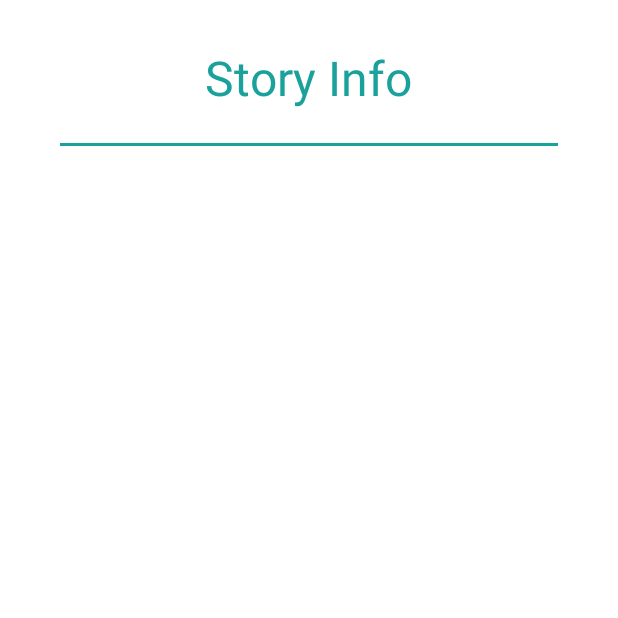
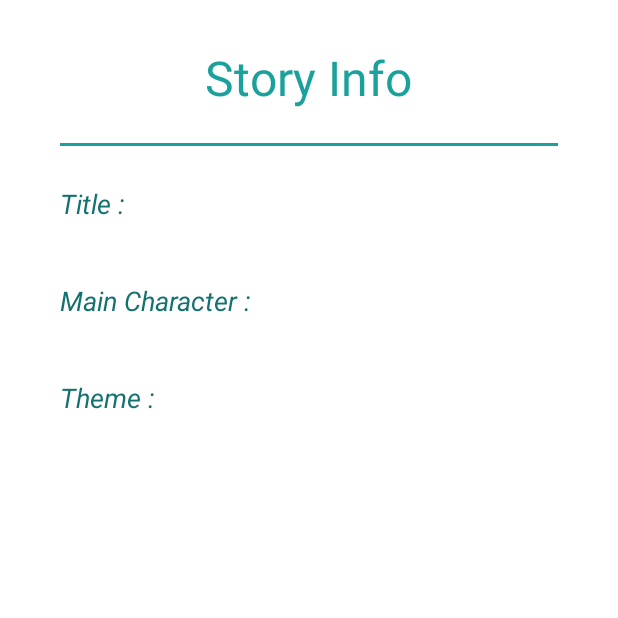
Before and after one commit to MihaiIon/StoryTeller, an Android app: the fragment StoryInfoDialog shown on its own in the app's theme, on a phone screen of 412 x 824 dp, the top half of it. Run offline under Robolectric (Android 15) with nearby library versions, the phone set to English and light mode, and no system bars; 6 statements that could not run were skipped.

Commit message:
Fixed Visual for StoryInfoDialog.

```diff
--- a/app/src/main/res/layout/dialog_story_info.xml
+++ b/app/src/main/res/layout/dialog_story_info.xml
@@ -22,35 +22,64 @@
             android:layout_width="match_parent"
             style="@style/AppTheme.Dialog.Content.Separator" />
 
-        <TextView
-            android:id="@+id/dialog_story_info_title"
+        <!-- Title -->
+        <LinearLayout
             android:layout_width="match_parent"
             android:layout_height="wrap_content"
-            android:paddingBottom="10dp"
-            android:textSize="18sp"
-            android:textStyle="bold"
-            tools:text="Title :" />
+            android:layout_marginTop="18dp"
+            style="@style/AppTheme.Dialog.StoryInfoContainer">
 
-        <TextView
-            android:id="@+id/dialog_story_info_character_name"
+            <TextView
+                android:layout_width="match_parent"
+                android:layout_height="wrap_content"
+                style="@style/AppTheme.Dialog.StoryInfoLabel"
+                android:text="@string/dialog_story_info_label_title" />
+
+            <TextView
+                android:id="@+id/dialog_story_info_title"
+                style="@style/AppTheme.Dialog.StoryInfoText"
+                android:layout_width="match_parent"
+                android:layout_height="wrap_content" />
+
+        </LinearLayout>
+
+        <!-- Character Name -->
+        <LinearLayout
             android:layout_width="match_parent"
             android:layout_height="wrap_content"
-            android:paddingBottom="10dp"
-            android:textSize="18sp"
-            android:textStyle="bold"
-            tools:text="Main Character: " />
+            style="@style/AppTheme.Dialog.StoryInfoContainer">
 
-        <TextView
-            android:id="@+id/dialog_story_info_theme"
+            <TextView
+                android:layout_width="match_parent"
+                android:layout_height="wrap_content"
+                android:text="@string/dialog_story_info_label_character"
+                style="@style/AppTheme.Dialog.StoryInfoLabel"
+                />
+
+            <TextView
+                android:id="@+id/dialog_story_info_character_name"
+                android:layout_width="match_parent"
+                android:layout_height="wrap_content"
+                style="@style/AppTheme.Dialog.StoryInfoText"/>
+        </LinearLayout>
+
+        <!-- Theme -->
+        <LinearLayout
             android:layout_width="match_parent"
             android:layout_height="wrap_content"
-            android:paddingBottom="5dp"
-            android:textSize="18sp"
-            android:textStyle="bold"
-            tools:text="Theme :" />
+            style="@style/AppTheme.Dialog.StoryInfoContainer">
 
+            <TextView
+                android:layout_width="match_parent"
+                android:layout_height="wrap_content"
+                style="@style/AppTheme.Dialog.StoryInfoLabel"
+                android:text="@string/dialog_story_info_label_theme"/>
 
+            <TextView
+                android:id="@+id/dialog_story_info_theme"
+                android:layout_width="match_parent"
+                android:layout_height="wrap_content"
+                style="@style/AppTheme.Dialog.StoryInfoText"/>
+        </LinearLayout>
     </LinearLayout>
-
-
 </RelativeLayout >
--- a/app/src/main/res/values/strings.xml
+++ b/app/src/main/res/values/strings.xml
@@ -101,4 +101,7 @@
     <!-- StoryInfoDialog -->
     <string name="dialog_story_info_dialog_title">Story Info</string>
     <string name="dialog_story_info_title">Title</string>
+    <string name="dialog_story_info_label_title">Title : </string>
+    <string name="dialog_story_info_label_character">Main Character : </string>
+    <string name="dialog_story_info_label_theme">Theme : </string>
 </resources>
--- a/app/src/main/res/values/styles.xml
+++ b/app/src/main/res/values/styles.xml
@@ -112,6 +112,13 @@
         <item name="android:paddingLeft">@dimen/list_item_horizontal_padding</item>
         <item name="android:background">@color/white</item>
     </style>
+    <style name="AppTheme.ToggleStars">
+        <item name="android:layout_width">35dp</item>
+        <item name="android:layout_height">35dp</item>
+        <item name="android:layout_margin">15dp</item>
+        <item name="android:textOff"></item>
+        <item name="android:textOn"></item>
+    </style>
 
     <!--
       ~~ Dialog
@@ -148,12 +155,21 @@
         <item name="android:textColor">@color/darkGrey</item>
         <item name="android:fontFamily">sans-serif-thin</item><!--  roboto thin  -->
     </style>
-    <style name="AppTheme.ToggleStars">
-        <item name="android:layout_width">35dp</item>
-        <item name="android:layout_height">35dp</item>
-        <item name="android:layout_margin">15dp</item>
-        <item name="android:textOff"></item>
-        <item name="android:textOn"></item>
+    <style name="AppTheme.Dialog.StoryInfoContainer">
+        <item name="android:orientation">vertical</item>
+        <item name="android:layout_marginBottom">15dp</item>
+    </style>
+    <style name="AppTheme.Dialog.StoryInfoLabel">
+        <item name="android:fontFamily">sans-serif</item>
+        <item name="android:textSize">18sp</item>
+        <item name="android:textColor">@color/primaryDark</item>
+        <item name="android:textStyle">italic</item>
+    </style>
+    <style name="AppTheme.Dialog.StoryInfoText">
+        <item name="android:fontFamily">sans-serif</item>
+        <item name="android:textSize">18sp</item>
+        <item name="android:textColor">@color/darkerGrey</item>
+        <item name="android:textStyle">bold</item>
     </style>
 
     <!--
```
